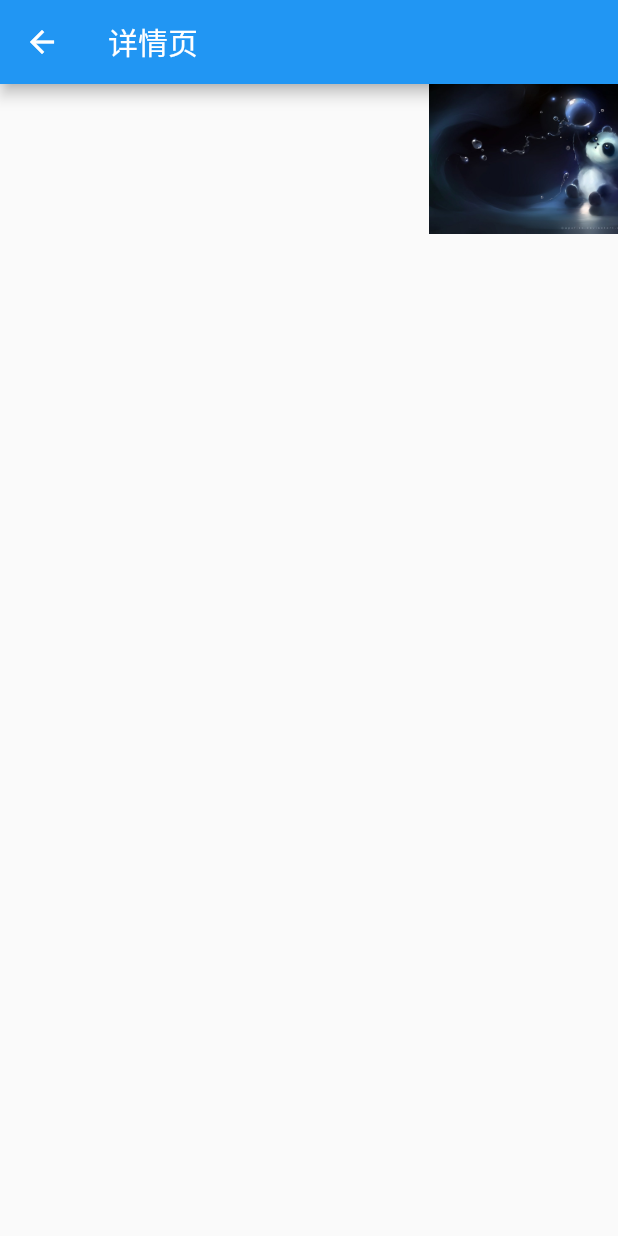
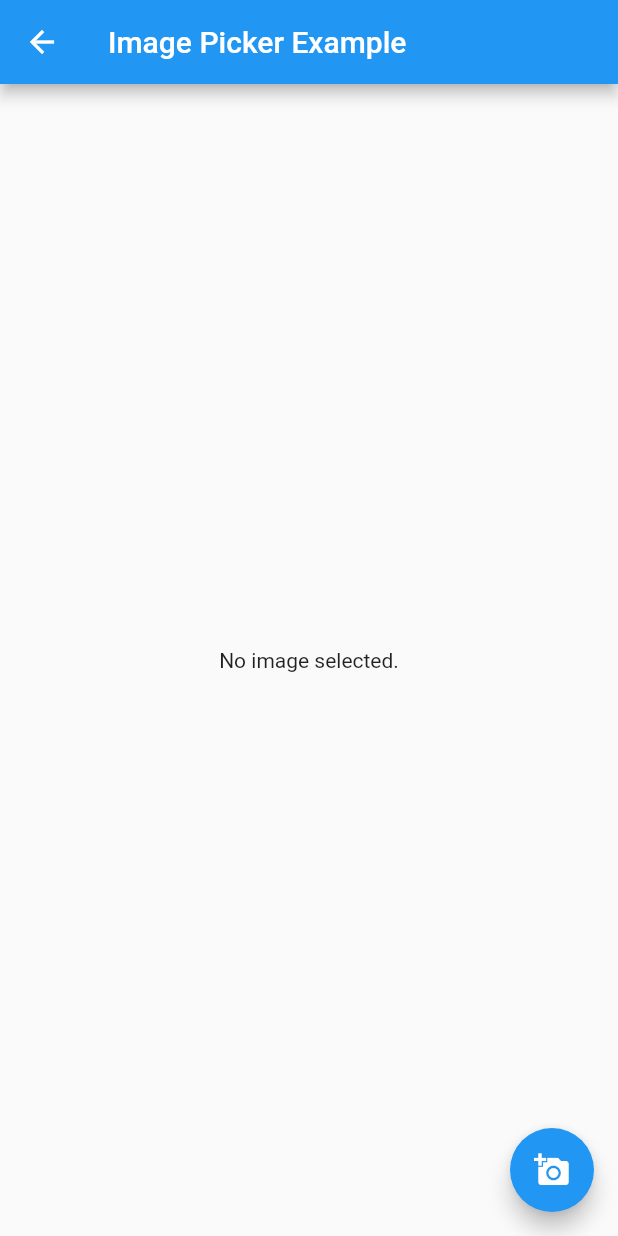
Before and after one commit to hewei123456/flutter, a Flutter app: the screen it shows after launch, after a tap on "跳转详情", on a phone screen of 412 x 824 dp. Run offline on Flutter 3.47's test engine with Material 2 defaults, Android fonts, the phone set to English and light mode, and no system bars; our stand-ins replace image_picker; missing offline and left inert: flutter_color_plugin.

Commit message:
迁移androidx，测试image_picker插件

```diff
--- a/lib/main.dart
+++ b/lib/main.dart
@@ -1,6 +1,7 @@
 import 'package:flutter/material.dart';
 import 'package:flutter_app/views/Index/index.dart';
 import 'package:flutter_app/views/Detail/index.dart';
+import 'package:flutter_app/views/Image/index.dart';
 
 class MainView extends StatelessWidget {
   @override
@@ -9,7 +10,7 @@ class MainView extends StatelessWidget {
       title: 'main',
       home: new IndexView(),
       routes: {
-        'detail': (BuildContext context) => DetailView()
+        'detail': (BuildContext context) => ImageView(),
       },
     );
   }
--- /dev/null
+++ b/lib/views/Image/index.dart
@@ -0,0 +1,39 @@
+import 'dart:io';
+import 'package:flutter/material.dart';
+import 'package:image_picker/image_picker.dart';
+
+class ImageView extends StatefulWidget {
+  @override
+  _StatefulGroup createState() => _StatefulGroup();
+}
+
+class _StatefulGroup extends State<ImageView> {
+  File _image;
+
+  Future getImage() async {
+    var image = await ImagePicker.pickImage(source: ImageSource.camera);
+
+    setState(() {
+      _image = image;
+    });
+  }
+
+  @override
+  Widget build(BuildContext context) {
+    return Scaffold(
+      appBar: AppBar(
+        title: Text('Image Picker Example'),
+      ),
+      body: Center(
+        child: _image == null
+            ? Text('No image selected.')
+            : Image.file(_image),
+      ),
+      floatingActionButton: FloatingActionButton(
+        onPressed: getImage,
+        tooltip: 'Pick Image',
+        child: Icon(Icons.add_a_photo),
+      ),
+    );
+  }
+}
--- a/pubspec.yaml
+++ b/pubspec.yaml
@@ -16,6 +16,9 @@ version: 1.0.0+1
 environment:
   sdk: ">=2.1.0 <3.0.0"
 
+module:
+  androidX: true
+
 dependencies:
   flutter:
     sdk: flutter
@@ -24,6 +27,7 @@ dependencies:
   # Use with the CupertinoIcons class for iOS style icons.
   cupertino_icons: ^0.1.2
   flutter_color_plugin: ^0.0.2
+  image_picker: ^0.5.2
 
 dev_dependencies:
   flutter_test:
```
Also changed, not shown: pubspec.lock, 2 other files.
